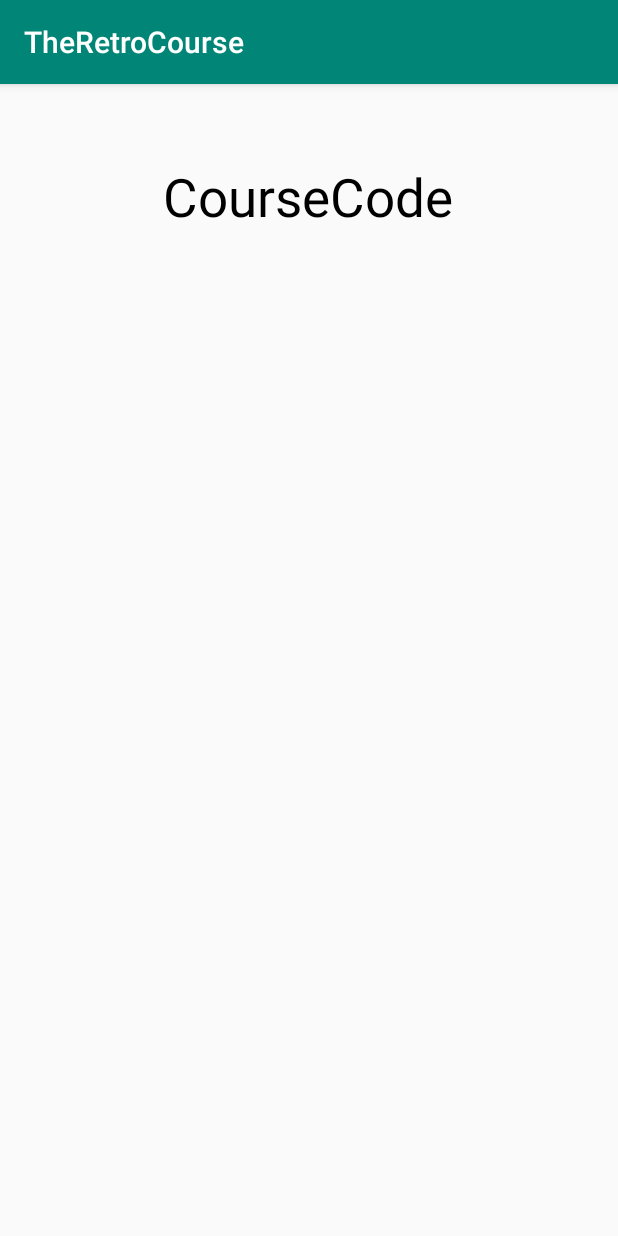
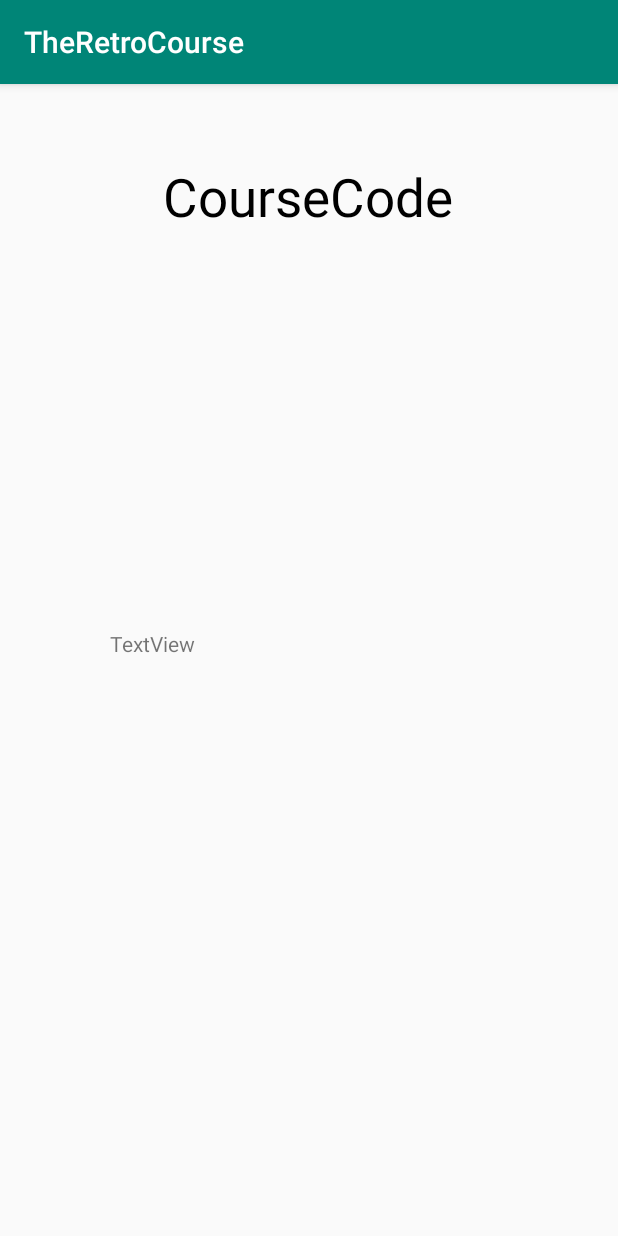
Before and after one commit to Crypto733/courseEval, an Android app: the Creation screen opened directly, with no data from a screen before it, on a phone screen of 412 x 824 dp. Run offline under Robolectric (Android 15) with nearby library versions, the phone set to English and light mode, and no system bars.

Commit message:
rims arbete

```diff
--- a/app/src/main/res/layout/activity_creation.xml
+++ b/app/src/main/res/layout/activity_creation.xml
@@ -1,23 +1,48 @@
-<?xml version="1.0" encoding="UTF-8"?>
+<?xml version="1.0" encoding="utf-8"?>
+<androidx.constraintlayout.widget.ConstraintLayout xmlns:android="http://schemas.android.com/apk/res/android"
+    xmlns:app="http://schemas.android.com/apk/res-auto"
+    xmlns:tools="http://schemas.android.com/tools"
+    android:layout_width="match_parent"
+    android:layout_height="match_parent"
+    tools:context=".Creation">
 
-<androidx.constraintlayout.widget.ConstraintLayout
-    tools:context=".Creation"
-    android:layout_height="match_parent"
-    android:layout_width="match_parent"
-    xmlns:tools="http://schemas.android.com/tools"
-    xmlns:app="http://schemas.android.com/apk/res-auto"
-    xmlns:android="http://schemas.android.com/apk/res/android">
+    <TextView
+        android:id="@+id/textView2"
+        android:layout_width="wrap_content"
+        android:layout_height="wrap_content"
+        android:text="CourseCode"
+        android:textColor="#000"
+        android:textSize="35sp"
+        app:layout_constraintBottom_toBottomOf="parent"
+        app:layout_constraintEnd_toEndOf="parent"
+        app:layout_constraintHorizontal_bias="0.497"
+        app:layout_constraintStart_toStartOf="parent"
+        app:layout_constraintTop_toTopOf="parent"
+        app:layout_constraintVertical_bias="0.071" />
 
-    <TextView android:layout_height="wrap_content"
-        android:layout_width="wrap_content"
-        app:layout_constraintVertical_bias="0.071"
+    <ScrollView
+        android:layout_width="404dp"
+        android:layout_height="586dp"
+        app:layout_constraintBottom_toBottomOf="parent"
+        app:layout_constraintEnd_toEndOf="parent"
+        app:layout_constraintHorizontal_bias="0.428"
+        app:layout_constraintStart_toStartOf="parent"
         app:layout_constraintTop_toTopOf="parent"
+        app:layout_constraintVertical_bias="0.737">
+
+        <LinearLayout
+            android:layout_width="match_parent"
+            android:layout_height="wrap_content"
+            android:orientation="vertical" />
+    </ScrollView>
+
+    <TextView
+        android:id="@+id/textView3"
+        android:layout_width="265dp"
+        android:layout_height="41dp"
+        android:text="TextView"
+        app:layout_constraintBottom_toBottomOf="parent"
+        app:layout_constraintEnd_toEndOf="parent"
         app:layout_constraintStart_toStartOf="parent"
-        app:layout_constraintHorizontal_bias="0.497"
-        app:layout_constraintEnd_toEndOf="parent"
-        app:layout_constraintBottom_toBottomOf="parent"
-        android:textSize="35sp" android:textColor="#000"
-        android:text="CourseCode"
-        android:id="@+id/textView2"/>
-
+        app:layout_constraintTop_toTopOf="parent" />
 </androidx.constraintlayout.widget.ConstraintLayout>
```
Also changed, not shown: app/src/main/res/layout/activity_teacher_main_page.xml (+45 -40 lines), app/src/main/res/values/strings.xml (+7 -1 lines), app/src/main/res/drawable-v24/picture2.png (added), 212 other files.
